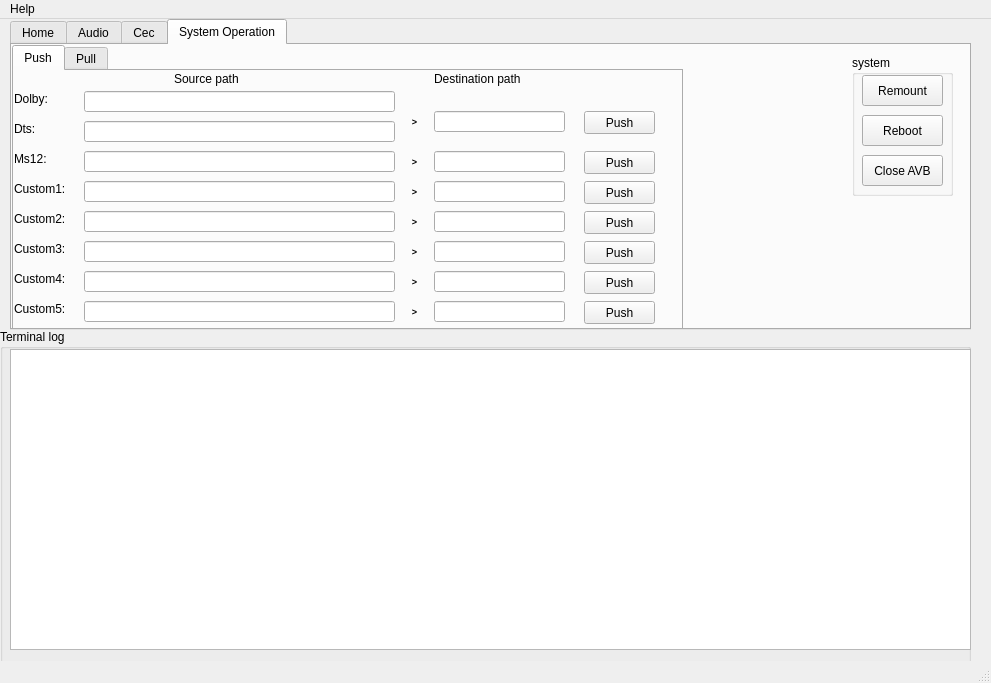
First picture: the form in aml_debug.ui, repository zgyhc2050/amlogic_debug_tool, before the edit.
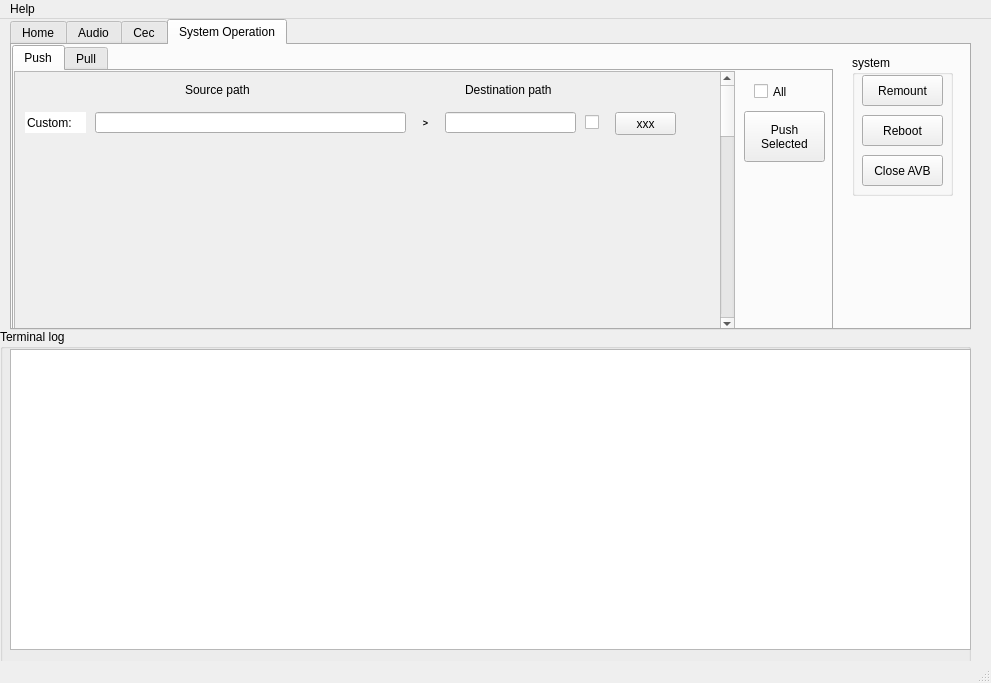
Second picture: the form after the edit. The open tabs and pages were chosen to show the change.

Commit message:
aml_debug v_1_3_1: add scroll area at sys_operation tab
Problem:
1. add scroll area at sys_operation tab
2. added editable Lable.
Solution:
1. NONE

Verify:
Vs Code

```diff
--- a/aml_debug.ui
+++ b/aml_debug.ui
@@ -1228,7 +1228,7 @@
        <rect>
         <x>0</x>
         <y>0</y>
-        <width>671</width>
+        <width>821</width>
         <height>291</height>
        </rect>
       </property>
@@ -1242,487 +1242,179 @@
        <attribute name="title">
         <string>Push</string>
        </attribute>
-       <widget class="QPushButton" name="AmlSystemPushCustom1Push_Button">
+       <widget class="QScrollArea" name="AmlSystemFilePush_scrollArea">
         <property name="geometry">
          <rect>
-          <x>570</x>
-          <y>110</y>
-          <width>71</width>
-          <height>23</height>
-         </rect>
-        </property>
-        <property name="text">
-         <string>Push</string>
-        </property>
-       </widget>
-       <widget class="QLabel" name="label_3">
-        <property name="geometry">
-         <rect>
           <x>0</x>
-          <y>50</y>
-          <width>61</width>
-          <height>16</height>
+          <y>0</y>
+          <width>721</width>
+          <height>261</height>
          </rect>
         </property>
-        <property name="text">
-         <string>Dts:</string>
+        <property name="verticalScrollBarPolicy">
+         <enum>Qt::ScrollBarAlwaysOn</enum>
         </property>
-       </widget>
-       <widget class="QPushButton" name="AmlSystemPushDolbyDtsPush_Button">
-        <property name="geometry">
-         <rect>
-          <x>570</x>
-          <y>40</y>
-          <width>71</width>
-          <height>23</height>
-         </rect>
+        <property name="horizontalScrollBarPolicy">
+         <enum>Qt::ScrollBarAlwaysOff</enum>
         </property>
-        <property name="text">
-         <string>Push</string>
+        <property name="widgetResizable">
+         <bool>false</bool>
         </property>
+        <widget class="QWidget" name="AmlSystemFilePush_scrollArea_WidgetContents">
+         <property name="geometry">
+          <rect>
+           <x>0</x>
+           <y>0</y>
+           <width>698</width>
+           <height>1189</height>
+          </rect>
+         </property>
+         <widget class="QLabel" name="label_9">
+          <property name="geometry">
+           <rect>
+            <x>170</x>
+            <y>10</y>
+            <width>101</width>
+            <height>16</height>
+           </rect>
+          </property>
+          <property name="text">
+           <string>Source path</string>
+          </property>
+         </widget>
+         <widget class="QLabel" name="label_10">
+          <property name="geometry">
+           <rect>
+            <x>450</x>
+            <y>10</y>
+            <width>111</width>
+            <height>16</height>
+           </rect>
+          </property>
+          <property name="text">
+           <string>Destination path</string>
+          </property>
+         </widget>
+         <widget class="QLineEdit" name="AmlSystemPushCustom5Src_lineEdit_2">
+          <property name="geometry">
+           <rect>
+            <x>80</x>
+            <y>40</y>
+            <width>311</width>
+            <height>21</height>
+           </rect>
+          </property>
+          <property name="text">
+           <string/>
+          </property>
+         </widget>
+         <widget class="QLineEdit" name="AmlSystemPushTitleCustom_lineEdit13">
+          <property name="geometry">
+           <rect>
+            <x>10</x>
+            <y>40</y>
+            <width>61</width>
+            <height>21</height>
+           </rect>
+          </property>
+          <property name="autoFillBackground">
+           <bool>false</bool>
+          </property>
+          <property name="styleSheet">
+           <string notr="true">border:none;</string>
+          </property>
+          <property name="text">
+           <string>Custom:</string>
+          </property>
+         </widget>
+         <widget class="QLabel" name="label_22">
+          <property name="geometry">
+           <rect>
+            <x>400</x>
+            <y>40</y>
+            <width>21</width>
+            <height>21</height>
+           </rect>
+          </property>
+          <property name="text">
+           <string>&lt;html&gt;&lt;head/&gt;&lt;body&gt;&lt;p align=&quot;center&quot;&gt;&lt;span style=&quot; font-size:7pt; font-weight:600;&quot;&gt;&amp;gt;&lt;/span&gt;&lt;/p&gt;&lt;/body&gt;&lt;/html&gt;</string>
+          </property>
+         </widget>
+         <widget class="QLineEdit" name="AmlSystemPushCustom5Src_lineEdit_3">
+          <property name="geometry">
+           <rect>
+            <x>430</x>
+            <y>40</y>
+            <width>131</width>
+            <height>21</height>
+           </rect>
+          </property>
+          <property name="text">
+           <string/>
+          </property>
+         </widget>
+         <widget class="QCheckBox" name="checkBox">
+          <property name="geometry">
+           <rect>
+            <x>570</x>
+            <y>40</y>
+            <width>31</width>
+            <height>20</height>
+           </rect>
+          </property>
+          <property name="text">
+           <string/>
+          </property>
+         </widget>
+         <widget class="QPushButton" name="pushButton">
+          <property name="geometry">
+           <rect>
+            <x>600</x>
+            <y>40</y>
+            <width>61</width>
+            <height>23</height>
+           </rect>
+          </property>
+          <property name="text">
+           <string>xxx</string>
+          </property>
+         </widget>
+        </widget>
        </widget>
-       <widget class="QLineEdit" name="AmlSystemPushMs12Src_lineEdit">
-        <property name="geometry">
-         <rect>
-          <x>70</x>
-          <y>80</y>
-          <width>311</width>
-          <height>21</height>
-         </rect>
+       <widget class="QCheckBox" name="AmlSystemPushAll_checkBox">
+        <property name="enabled">
+         <bool>true</bool>
         </property>
-        <property name="text">
-         <string/>
-        </property>
-       </widget>
-       <widget class="QLabel" name="label_2">
         <property name="geometry">
          <rect>
-          <x>0</x>
-          <y>20</y>
-          <width>71</width>
-          <height>16</height>
-         </rect>
-        </property>
-        <property name="text">
-         <string>Dolby:</string>
-        </property>
-       </widget>
-       <widget class="QLineEdit" name="AmlSystemPushMs12Dst_lineEdit">
-        <property name="geometry">
-         <rect>
-          <x>420</x>
-          <y>80</y>
-          <width>131</width>
+          <x>740</x>
+          <y>10</y>
+          <width>51</width>
           <height>21</height>
          </rect>
         </property>
-       </widget>
-       <widget class="QLineEdit" name="AmlSystemPushDtsSrc_lineEdit">
-        <property name="geometry">
-         <rect>
-          <x>70</x>
-          <y>50</y>
-          <width>311</width>
-          <height>21</height>
-         </rect>
+        <property name="mouseTracking">
+         <bool>true</bool>
         </property>
-       </widget>
-       <widget class="QLineEdit" name="AmlSystemPushCustom1Src_lineEdit">
-        <property name="geometry">
-         <rect>
-          <x>70</x>
-          <y>110</y>
-          <width>311</width>
-          <height>21</height>
-         </rect>
-        </property>
         <property name="text">
-         <string/>
+         <string>All</string>
         </property>
-       </widget>
-       <widget class="QLabel" name="label_7">
-        <property name="geometry">
-         <rect>
-          <x>390</x>
-          <y>80</y>
-          <width>21</width>
-          <height>21</height>
-         </rect>
+        <property name="checked">
+         <bool>false</bool>
         </property>
-        <property name="text">
-         <string>&lt;html&gt;&lt;head/&gt;&lt;body&gt;&lt;p align=&quot;center&quot;&gt;&lt;span style=&quot; font-size:7pt; font-weight:600;&quot;&gt;&amp;gt;&lt;/span&gt;&lt;/p&gt;&lt;/body&gt;&lt;/html&gt;</string>
-        </property>
        </widget>
-       <widget class="QLabel" name="AmlSystemPushCustom1_Lable">
+       <widget class="QPushButton" name="AmlSystemPushSelect_Button">
         <property name="geometry">
          <rect>
-          <x>0</x>
-          <y>110</y>
-          <width>71</width>
-          <height>16</height>
-         </rect>
-        </property>
-        <property name="text">
-         <string>Custom1:</string>
-        </property>
-       </widget>
-       <widget class="QPushButton" name="AmlSystemPushMs12Push_Button">
-        <property name="geometry">
-         <rect>
-          <x>570</x>
-          <y>80</y>
-          <width>71</width>
-          <height>23</height>
-         </rect>
-        </property>
-        <property name="text">
-         <string>Push</string>
-        </property>
-       </widget>
-       <widget class="QLabel" name="label_8">
-        <property name="geometry">
-         <rect>
-          <x>390</x>
-          <y>110</y>
-          <width>21</width>
-          <height>21</height>
-         </rect>
-        </property>
-        <property name="text">
-         <string>&lt;html&gt;&lt;head/&gt;&lt;body&gt;&lt;p align=&quot;center&quot;&gt;&lt;span style=&quot; font-size:7pt; font-weight:600;&quot;&gt;&amp;gt;&lt;/span&gt;&lt;/p&gt;&lt;/body&gt;&lt;/html&gt;</string>
-        </property>
-       </widget>
-       <widget class="QLabel" name="label_4">
-        <property name="geometry">
-         <rect>
-          <x>0</x>
-          <y>80</y>
-          <width>61</width>
-          <height>16</height>
-         </rect>
-        </property>
-        <property name="text">
-         <string>Ms12:</string>
-        </property>
-       </widget>
-       <widget class="QLabel" name="label_6">
-        <property name="geometry">
-         <rect>
-          <x>390</x>
+          <x>730</x>
           <y>40</y>
-          <width>21</width>
-          <height>21</height>
+          <width>81</width>
+          <height>51</height>
          </rect>
         </property>
         <property name="text">
-         <string>&lt;html&gt;&lt;head/&gt;&lt;body&gt;&lt;p align=&quot;center&quot;&gt;&lt;span style=&quot; font-size:7pt; font-weight:600;&quot;&gt;&amp;gt;&lt;/span&gt;&lt;/p&gt;&lt;/body&gt;&lt;/html&gt;</string>
-        </property>
-       </widget>
-       <widget class="QLabel" name="label_10">
-        <property name="geometry">
-         <rect>
-          <x>420</x>
-          <y>0</y>
-          <width>111</width>
-          <height>16</height>
-         </rect>
-        </property>
-        <property name="text">
-         <string>Destination path</string>
-        </property>
-       </widget>
-       <widget class="QLineEdit" name="AmlSystemPushDolbyDtsDst_lineEdit">
-        <property name="geometry">
-         <rect>
-          <x>420</x>
-          <y>40</y>
-          <width>131</width>
-          <height>21</height>
-         </rect>
-        </property>
-       </widget>
-       <widget class="QLabel" name="label_9">
-        <property name="geometry">
-         <rect>
-          <x>160</x>
-          <y>0</y>
-          <width>101</width>
-          <height>16</height>
-         </rect>
-        </property>
-        <property name="text">
-         <string>Source path</string>
-        </property>
-       </widget>
-       <widget class="QLineEdit" name="AmlSystemPushCustom1Dst_lineEdit">
-        <property name="geometry">
-         <rect>
-          <x>420</x>
-          <y>110</y>
-          <width>131</width>
-          <height>21</height>
-         </rect>
-        </property>
-       </widget>
-       <widget class="QLineEdit" name="AmlSystemPushDolbySrc_lineEdit">
-        <property name="geometry">
-         <rect>
-          <x>70</x>
-          <y>20</y>
-          <width>311</width>
-          <height>21</height>
-         </rect>
-        </property>
-        <property name="text">
-         <string/>
-        </property>
-       </widget>
-       <widget class="QLineEdit" name="AmlSystemPushCustom3Dst_lineEdit">
-        <property name="geometry">
-         <rect>
-          <x>420</x>
-          <y>170</y>
-          <width>131</width>
-          <height>21</height>
-         </rect>
-        </property>
-       </widget>
-       <widget class="QLineEdit" name="AmlSystemPushCustom2Src_lineEdit">
-        <property name="geometry">
-         <rect>
-          <x>70</x>
-          <y>140</y>
-          <width>311</width>
-          <height>21</height>
-         </rect>
-        </property>
-        <property name="text">
-         <string/>
-        </property>
-       </widget>
-       <widget class="QPushButton" name="AmlSystemPushCustom2Push_Button">
-        <property name="geometry">
-         <rect>
-          <x>570</x>
-          <y>140</y>
-          <width>71</width>
-          <height>23</height>
-         </rect>
-        </property>
-        <property name="text">
-         <string>Push</string>
-        </property>
-       </widget>
-       <widget class="QLineEdit" name="AmlSystemPushCustom3Src_lineEdit">
-        <property name="geometry">
-         <rect>
-          <x>70</x>
-          <y>170</y>
-          <width>311</width>
-          <height>21</height>
-         </rect>
-        </property>
-        <property name="text">
-         <string/>
-        </property>
-       </widget>
-       <widget class="QLabel" name="AmlSystemPushCustom3_Lable">
-        <property name="geometry">
-         <rect>
-          <x>0</x>
-          <y>170</y>
-          <width>71</width>
-          <height>16</height>
-         </rect>
-        </property>
-        <property name="text">
-         <string>Custom3:</string>
-        </property>
-       </widget>
-       <widget class="QPushButton" name="AmlSystemPushCustom3Push_Button">
-        <property name="geometry">
-         <rect>
-          <x>570</x>
-          <y>170</y>
-          <width>71</width>
-          <height>23</height>
-         </rect>
-        </property>
-        <property name="text">
-         <string>Push</string>
-        </property>
-       </widget>
-       <widget class="QLabel" name="AmlSystemPushCustom2_Lable">
-        <property name="geometry">
-         <rect>
-          <x>0</x>
-          <y>140</y>
-          <width>61</width>
-          <height>16</height>
-         </rect>
-        </property>
-        <property name="text">
-         <string>Custom2:</string>
-        </property>
-       </widget>
-       <widget class="QLineEdit" name="AmlSystemPushCustom2Dst_lineEdit">
-        <property name="geometry">
-         <rect>
-          <x>420</x>
-          <y>140</y>
-          <width>131</width>
-          <height>21</height>
-         </rect>
-        </property>
-       </widget>
-       <widget class="QLabel" name="label_17">
-        <property name="geometry">
-         <rect>
-          <x>390</x>
-          <y>140</y>
-          <width>21</width>
-          <height>21</height>
-         </rect>
-        </property>
-        <property name="text">
-         <string>&lt;html&gt;&lt;head/&gt;&lt;body&gt;&lt;p align=&quot;center&quot;&gt;&lt;span style=&quot; font-size:7pt; font-weight:600;&quot;&gt;&amp;gt;&lt;/span&gt;&lt;/p&gt;&lt;/body&gt;&lt;/html&gt;</string>
-        </property>
-       </widget>
-       <widget class="QLabel" name="label_18">
-        <property name="geometry">
-         <rect>
-          <x>390</x>
-          <y>170</y>
-          <width>21</width>
-          <height>21</height>
-         </rect>
-        </property>
-        <property name="text">
-         <string>&lt;html&gt;&lt;head/&gt;&lt;body&gt;&lt;p align=&quot;center&quot;&gt;&lt;span style=&quot; font-size:7pt; font-weight:600;&quot;&gt;&amp;gt;&lt;/span&gt;&lt;/p&gt;&lt;/body&gt;&lt;/html&gt;</string>
-        </property>
-       </widget>
-       <widget class="QLabel" name="label_19">
-        <property name="geometry">
-         <rect>
-          <x>390</x>
-          <y>200</y>
-          <width>21</width>
-          <height>21</height>
-         </rect>
-        </property>
-        <property name="text">
-         <string>&lt;html&gt;&lt;head/&gt;&lt;body&gt;&lt;p align=&quot;center&quot;&gt;&lt;span style=&quot; font-size:7pt; font-weight:600;&quot;&gt;&amp;gt;&lt;/span&gt;&lt;/p&gt;&lt;/body&gt;&lt;/html&gt;</string>
-        </property>
-       </widget>
-       <widget class="QLineEdit" name="AmlSystemPushCustom5Dst_lineEdit">
-        <property name="geometry">
-         <rect>
-          <x>420</x>
-          <y>230</y>
-          <width>131</width>
-          <height>21</height>
-         </rect>
-        </property>
-       </widget>
-       <widget class="QPushButton" name="AmlSystemPushCustom4Push_Button">
-        <property name="geometry">
-         <rect>
-          <x>570</x>
-          <y>200</y>
-          <width>71</width>
-          <height>23</height>
-         </rect>
-        </property>
-        <property name="text">
-         <string>Push</string>
-        </property>
-       </widget>
-       <widget class="QLineEdit" name="AmlSystemPushCustom4Src_lineEdit">
-        <property name="geometry">
-         <rect>
-          <x>70</x>
-          <y>200</y>
-          <width>311</width>
-          <height>21</height>
-         </rect>
-        </property>
-        <property name="text">
-         <string/>
-        </property>
-       </widget>
-       <widget class="QLabel" name="AmlSystemPushCustom4_Lable">
-        <property name="geometry">
-         <rect>
-          <x>0</x>
-          <y>200</y>
-          <width>71</width>
-          <height>16</height>
-         </rect>
-        </property>
-        <property name="text">
-         <string>Custom4:</string>
-        </property>
-       </widget>
-       <widget class="QLabel" name="AmlSystemPushCustom5_Lable">
-        <property name="geometry">
-         <rect>
-          <x>0</x>
-          <y>230</y>
-          <width>71</width>
-          <height>16</height>
-         </rect>
-        </property>
-        <property name="text">
-         <string>Custom5:</string>
-        </property>
-       </widget>
-       <widget class="QLabel" name="label_22">
-        <property name="geometry">
-         <rect>
-          <x>390</x>
-          <y>230</y>
-          <width>21</width>
-          <height>21</height>
-         </rect>
-        </property>
-        <property name="text">
-         <string>&lt;html&gt;&lt;head/&gt;&lt;body&gt;&lt;p align=&quot;center&quot;&gt;&lt;span style=&quot; font-size:7pt; font-weight:600;&quot;&gt;&amp;gt;&lt;/span&gt;&lt;/p&gt;&lt;/body&gt;&lt;/html&gt;</string>
-        </property>
-       </widget>
-       <widget class="QLineEdit" name="AmlSystemPushCustom4Dst_lineEdit">
-        <property name="geometry">
-         <rect>
-          <x>420</x>
-          <y>200</y>
-          <width>131</width>
-          <height>21</height>
-         </rect>
-        </property>
-       </widget>
-       <widget class="QPushButton" name="AmlSystemPushCustom5Push_Button">
-        <property name="geometry">
-         <rect>
-          <x>570</x>
-          <y>230</y>
-          <width>71</width>
-          <height>23</height>
-         </rect>
-        </property>
-        <property name="text">
-         <string>Push</string>
-        </property>
-       </widget>
-       <widget class="QLineEdit" name="AmlSystemPushCustom5Src_lineEdit">
-        <property name="geometry">
-         <rect>
-          <x>70</x>
-          <y>230</y>
-          <width>311</width>
-          <height>21</height>
-         </rect>
-        </property>
-        <property name="text">
-         <string/>
+         <string>Push
+Selected</string>
         </property>
        </widget>
       </widget>
```
Left out of the diff: 311 changed lines with no effect on the pictures. The commit also changes 14 other files.
